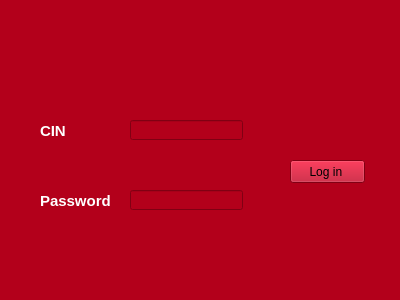
Before: the Qt Designer form mainwindow.ui in razanraddadi/smart_radio_2a38, drawn with Qt 5.
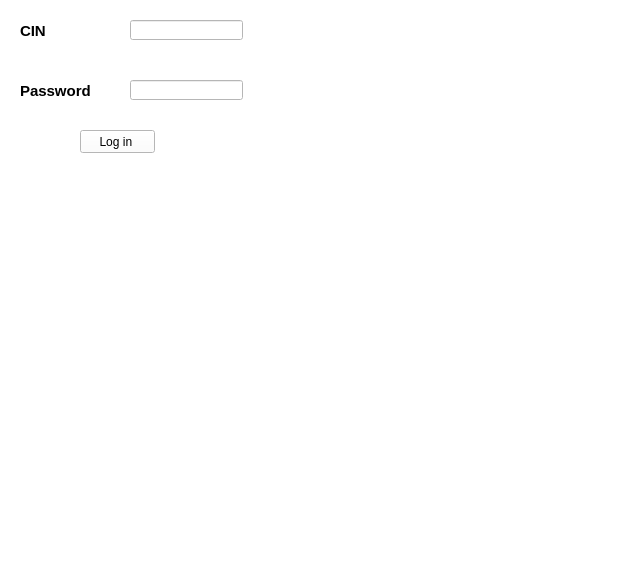
After: the same form once the commit is applied.

```diff
--- a/mainwindow.ui
+++ b/mainwindow.ui
@@ -6,35 +6,22 @@
    <rect>
     <x>0</x>
     <y>0</y>
-    <width>400</width>
-    <height>300</height>
+    <width>639</width>
+    <height>585</height>
    </rect>
   </property>
   <property name="windowTitle">
    <string>Gestion des Clients</string>
   </property>
   <property name="styleSheet">
-   <string notr="true">background-color: rgb(179, 0, 27);</string>
+   <string notr="true">background-color: rgb(255, 255, 255);</string>
   </property>
   <widget class="QWidget" name="centralWidget">
-   <widget class="QPushButton" name="pushButton">
-    <property name="geometry">
-     <rect>
-      <x>290</x>
-      <y>160</y>
-      <width>75</width>
-      <height>23</height>
-     </rect>
-    </property>
-    <property name="text">
-     <string>Log in </string>
-    </property>
-   </widget>
    <widget class="QLabel" name="label">
     <property name="geometry">
      <rect>
-      <x>40</x>
-      <y>120</y>
+      <x>20</x>
+      <y>20</y>
       <width>61</width>
       <height>21</height>
      </rect>
@@ -47,17 +34,27 @@
      </font>
     </property>
     <property name="styleSheet">
-     <string notr="true">color: rgb(255, 255, 255);</string>
+     <string notr="true">color: rgb(0, 0, 0);</string>
     </property>
     <property name="text">
      <string>CIN</string>
     </property>
    </widget>
+   <widget class="QLineEdit" name="lineEdit_CINLOG">
+    <property name="geometry">
+     <rect>
+      <x>130</x>
+      <y>20</y>
+      <width>113</width>
+      <height>20</height>
+     </rect>
+    </property>
+   </widget>
    <widget class="QLabel" name="label_2">
     <property name="geometry">
      <rect>
-      <x>40</x>
-      <y>190</y>
+      <x>20</x>
+      <y>80</y>
       <width>81</width>
       <height>21</height>
      </rect>
@@ -70,7 +67,7 @@
      </font>
     </property>
     <property name="styleSheet">
-     <string notr="true">color: rgb(255, 255, 255);</string>
+     <string notr="true">color: rgb(0, 0, 0);</string>
     </property>
     <property name="text">
      <string>Password</string>
@@ -80,22 +77,47 @@
     <property name="geometry">
      <rect>
       <x>130</x>
-      <y>190</y>
+      <y>80</y>
       <width>113</width>
       <height>20</height>
      </rect>
     </property>
+    <property name="echoMode">
+     <enum>QLineEdit::Password</enum>
+    </property>
    </widget>
-   <widget class="QLineEdit" name="lineEdit_CINLOG">
+   <widget class="QPushButton" name="pushButton">
     <property name="geometry">
      <rect>
-      <x>130</x>
-      <y>120</y>
-      <width>113</width>
-      <height>20</height>
+      <x>80</x>
+      <y>130</y>
+      <width>75</width>
+      <height>23</height>
      </rect>
     </property>
+    <property name="text">
+     <string>Log in </string>
+    </property>
    </widget>
+   <widget class="QLabel" name="label_3">
+    <property name="geometry">
+     <rect>
+      <x>0</x>
+      <y>0</y>
+      <width>640</width>
+      <height>640</height>
+     </rect>
+    </property>
+    <property name="text">
+     <string/>
+    </property>
+   </widget>
+   <zorder>label_3</zorder>
+   <zorder>label</zorder>
+   <zorder>label_2</zorder>
+   <zorder>lineEdit_CINLOG</zorder>
+   <zorder>lineEdit</zorder>
+   <zorder>pushButton</zorder>
   </widget>
   <widget class="QStatusBar" name="statusBar"/>
  </widget>
```
